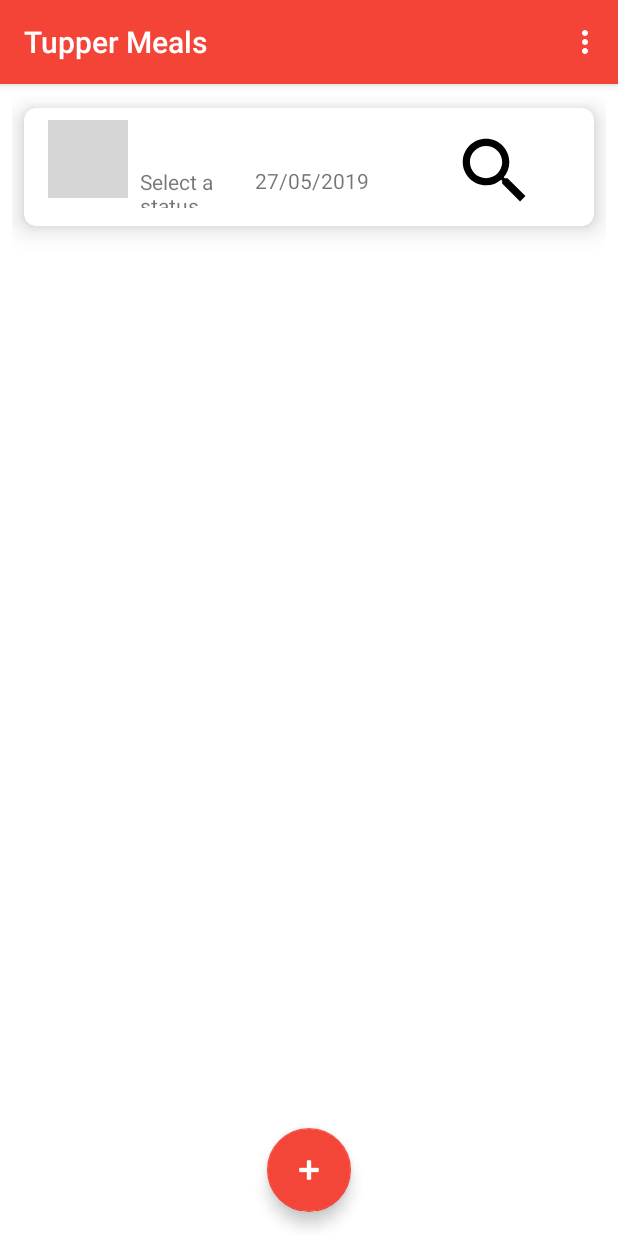
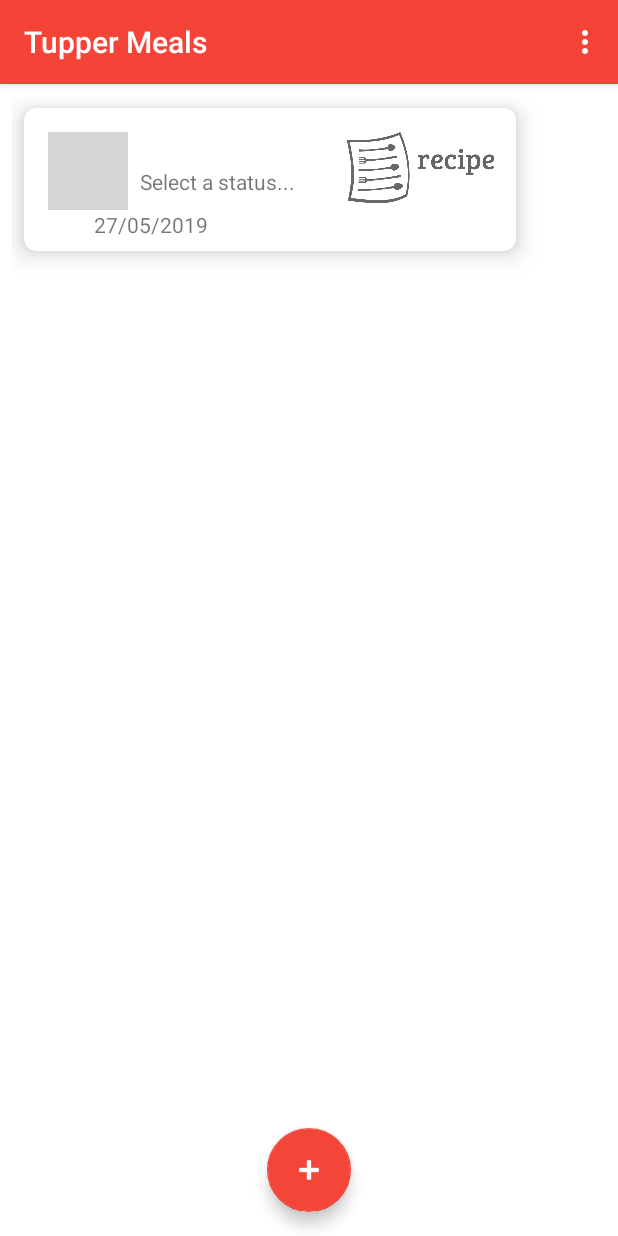
Before and after one commit to lieweschwerzel/TupperApp, an Android app: the AddEditActivity screen opened directly, with no data from a screen before it, after a tap on an icon or button, on a phone screen of 412 x 824 dp. Run offline under Robolectric (Android 15) with nearby library versions, the phone set to English and light mode, and no system bars; our stand-ins replace Firebase (no records; nobody signed in at launch, a user with empty details on screens opened directly), Room's generated code; pictures from the network do not load; grey boxes are pictures that could not be loaded.

Commit message:
recept logo

```diff
--- a/app/src/main/java/com/example/tuppermeals/model/TupperMealAdapter.java
+++ b/app/src/main/java/com/example/tuppermeals/model/TupperMealAdapter.java
@@ -53,7 +53,7 @@ public class TupperMealAdapter extends RecyclerView.Adapter<TupperMealAdapter.Vi
         viewHolder.titleView.setText(tupperMeal.getTitle());
 //        viewHolder.platformView.setText(tupperMeal.getTitle());
 //        viewHolder.imageView.setImageDrawable(tupperMeal.getUrl());
-        viewHolder.imageRecipeLogoView.setImageResource(R.drawable.ic_search);
+        viewHolder.imageRecipeLogoView.setImageResource(R.drawable.recipelogo);
         viewHolder.statusView.setText(tupperMeal.getStatus());
         viewHolder.dateView.setText(tupperMeal.getDate());
 
--- a/app/src/main/java/com/example/tuppermeals/ui/AddEditActivity.java
+++ b/app/src/main/java/com/example/tuppermeals/ui/AddEditActivity.java
@@ -108,6 +108,7 @@ public class AddEditActivity extends AppCompatActivity {
             setTitle("Edit this Meal");
             mTupperMealTitle.setText(tmpTupperMeal.getTitle());
             mTupperMealImage.setImageResource(tmpTupperMeal.getImageId());
+            Glide.with(this).load(tmpTupperMeal.getUrl()).into(mTupperMealImage);
 //            mTupperMealTitle.setText(mMainViewModel.getAllRecipes().toString());
 //            mTupperMealImage.setImageDrawable(tmpTupperMeal.getImageId());
             //Spinner instellen, krijg positie van status in de lijst met spinner elementen
--- a/app/src/main/res/layout/cardview.xml
+++ b/app/src/main/res/layout/cardview.xml
@@ -10,7 +10,7 @@
     app:cardCornerRadius="8dp"
     app:cardElevation="10dp">
 
-    <RelativeLayout
+    <android.support.constraint.ConstraintLayout
         android:layout_width="match_parent"
         android:layout_height="match_parent"
         android:padding="8dp">
@@ -19,26 +19,32 @@
             android:id="@+id/text_view_title"
             android:layout_width="180dp"
             android:layout_height="wrap_content"
-            android:layout_marginStart="10dp"
+            android:layout_marginStart="8dp"
             android:layout_toEndOf="@+id/imageView_image"
             android:ellipsize="end"
             android:maxLines="1"
             android:text="Title"
             android:textAppearance="@style/TextAppearance.AppCompat.Title"
-            android:textStyle="italic" />
+            android:textStyle="italic"
+            app:layout_constraintStart_toEndOf="@+id/imageView_image"
+            tools:layout_editor_absoluteY="1dp" />
 
         <TextView
             android:id="@+id/text_view_status"
-            android:layout_width="72dp"
-            android:layout_height="27dp"
+            android:layout_width="117dp"
+            android:layout_height="29dp"
             android:layout_below="@id/text_view_title"
             android:layout_marginStart="8dp"
             android:layout_marginTop="4dp"
-            android:layout_marginEnd="120dp"
+            android:layout_marginEnd="8dp"
             android:layout_toStartOf="@+id/imageView_image3"
             android:layout_toEndOf="@+id/imageView_image"
             android:text="Status"
-            android:textAlignment="textStart" />
+            android:textAlignment="textStart"
+            app:layout_constraintEnd_toStartOf="@+id/imageView_image3"
+            app:layout_constraintHorizontal_bias="0.0"
+            app:layout_constraintStart_toEndOf="@+id/imageView_image"
+            app:layout_constraintTop_toBottomOf="@+id/text_view_title" />
 
         <TextView
             android:id="@+id/text_view_datum"
@@ -47,11 +53,10 @@
             android:layout_below="@+id/imageView_image3"
             android:layout_alignParentStart="true"
             android:layout_alignParentEnd="true"
-            android:layout_marginStart="134dp"
-            android:layout_marginTop="-32dp"
-            android:layout_marginEnd="130dp"
             android:text="Datum"
-            android:textAlignment="center" />
+            android:textAlignment="center"
+            app:layout_constraintTop_toBottomOf="@+id/imageView_image"
+            tools:layout_editor_absoluteX="55dp" />
 
         <ImageView
             android:id="@+id/imageView_image"
@@ -59,20 +64,23 @@
             android:layout_height="52dp"
             android:layout_alignParentStart="true"
             android:layout_marginStart="8dp"
+            android:layout_marginTop="8dp"
+            app:layout_constraintStart_toStartOf="parent"
+            app:layout_constraintTop_toTopOf="parent"
             tools:srcCompat="@drawable/image" />
 
         <ImageView
             android:id="@+id/imageView_image3"
-            android:layout_width="113dp"
-            android:layout_height="57dp"
+            android:layout_width="112dp"
+            android:layout_height="62dp"
             android:layout_alignParentTop="true"
             android:layout_alignParentEnd="true"
-            android:layout_marginStart="10dp"
-            android:layout_marginTop="5dp"
-            android:layout_marginEnd="13dp"
+            android:layout_marginStart="200dp"
             android:layout_toEndOf="@+id/text_view_title"
-            tools:srcCompat="@drawable/image" />
+            app:layout_constraintStart_toStartOf="parent"
+            app:layout_constraintTop_toTopOf="parent"
+            tools:srcCompat="@drawable/recipelogo" />
 
-    </RelativeLayout>
+    </android.support.constraint.ConstraintLayout>
 
 </android.support.v7.widget.CardView>
```
Also changed, not shown: app/src/main/res/drawable/recipelogo.png (added).
